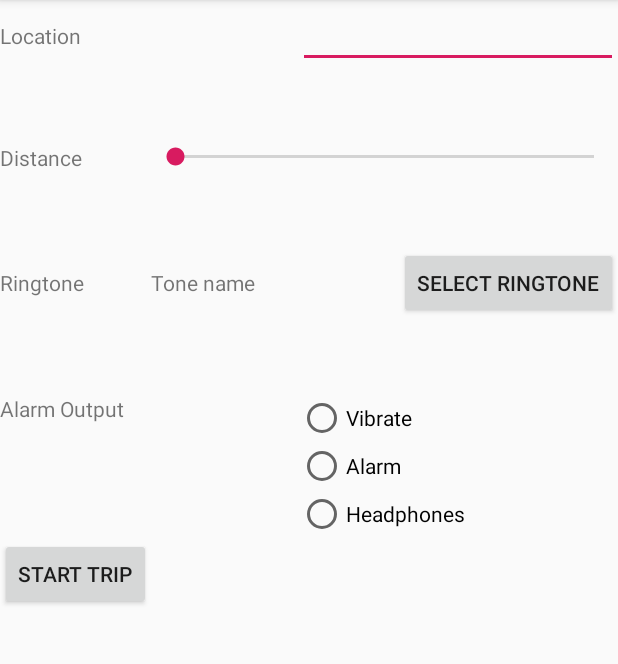
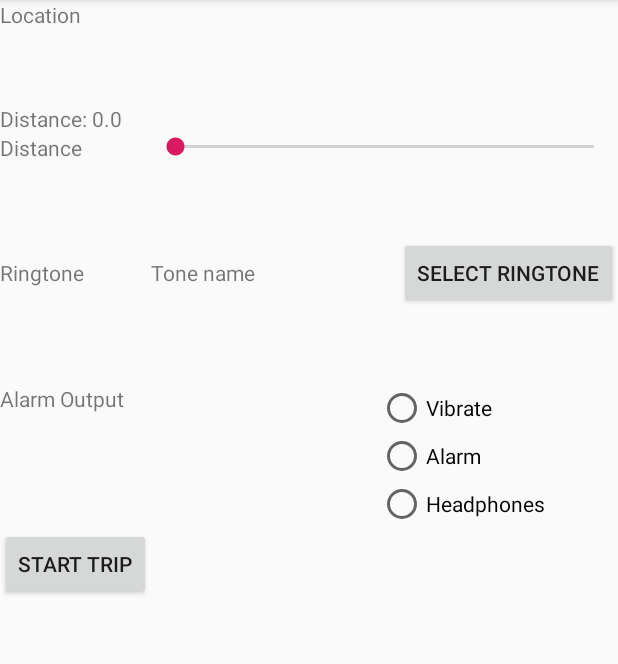
Before and after one commit to emeraldsuen/iat359-final-project, an Android app: the SetupActivity screen opened directly, with no data from a screen before it, on a phone screen of 412 x 824 dp, the part 84-748 px from its top. Run offline under Robolectric (Android 15) with nearby library versions, the phone set to English and light mode, and no system bars.

```diff
--- a/app/src/main/java/com/example/iat359_finalapp/HistoryActivity.java
+++ b/app/src/main/java/com/example/iat359_finalapp/HistoryActivity.java
@@ -1,14 +1,18 @@
 package com.example.iat359_finalapp;
 
 import androidx.appcompat.app.AppCompatActivity;
+import androidx.recyclerview.widget.RecyclerView;
 
 import android.os.Bundle;
 
 public class HistoryActivity extends AppCompatActivity {
 
+    RecyclerView historyRec;
+
     @Override
     protected void onCreate(Bundle savedInstanceState) {
         super.onCreate(savedInstanceState);
         setContentView(R.layout.activity_history);
+        historyRec = (RecyclerView) findViewById(R.id.history_recyclerView);
     }
 }
--- a/app/src/main/java/com/example/iat359_finalapp/SetupActivity.java
+++ b/app/src/main/java/com/example/iat359_finalapp/SetupActivity.java
@@ -2,13 +2,31 @@ package com.example.iat359_finalapp;
 
 import androidx.appcompat.app.AppCompatActivity;
 
+import android.content.Intent;
 import android.os.Bundle;
+import android.widget.EditText;
+import android.widget.TextView;
+
+import com.google.android.gms.location.places.Place;
 
 public class SetupActivity extends AppCompatActivity {
+
+    TextView destinationNameTextView, destinationNumTextView;
+    Place destination;
 
     @Override
     protected void onCreate(Bundle savedInstanceState) {
         super.onCreate(savedInstanceState);
         setContentView(R.layout.activity_setup);
+
+        Intent i = getIntent();
+
+        destinationNameTextView = (TextView)findViewById(R.id.locationText);
+        String dest_name = i.getStringExtra("DESTINATION_STRING");
+        destinationNameTextView.setText(dest_name);
+
+        destinationNumTextView = (TextView)findViewById(R.id.distance_TextView);
+        double dist_km = i.getDoubleExtra("DESTINATION_DISTANCE", 0.0);
+        destinationNumTextView.setText("Distance: " + dist_km);
     }
 }
--- a/app/src/main/res/layout/activity_history.xml
+++ b/app/src/main/res/layout/activity_history.xml
@@ -6,4 +6,8 @@
     android:layout_height="match_parent"
     tools:context=".HistoryActivity">
 
+    <androidx.recyclerview.widget.RecyclerView
+        android:id="@+id/history_recyclerView"
+        android:layout_width="match_parent"
+        android:layout_height="match_parent" />
 </androidx.constraintlayout.widget.ConstraintLayout>
--- a/app/src/main/res/layout/activity_setup.xml
+++ b/app/src/main/res/layout/activity_setup.xml
@@ -27,12 +27,25 @@
                     android:layout_weight="1"
                     android:text="Location" />
 
-                <EditText
-                    android:id="@+id/locationEdit"
+                <TextView
+                    android:id="@+id/locationText"
                     android:layout_width="wrap_content"
                     android:layout_height="wrap_content"
                     android:ems="10"
                     android:inputType="textPersonName" />
+
+            </TableRow>
+
+            <TableRow
+                android:layout_width="match_parent"
+                android:layout_height="match_parent">
+
+                <TextView
+                    android:id="@+id/distance_TextView"
+                    android:layout_width="wrap_content"
+                    android:layout_height="wrap_content"
+                    android:layout_weight="1"
+                    android:text="TextView" />
 
             </TableRow>
 
@@ -128,4 +141,5 @@
         </TableLayout>
 
     </LinearLayout>
+
 </androidx.constraintlayout.widget.ConstraintLayout>
```
Also changed, not shown: app/src/main/java/com/example/iat359_finalapp/Constants.java (added, +13 -0 lines), app/src/main/java/com/example/iat359_finalapp/MapsActivity.java (+108 -27 lines), app/src/main/java/com/example/iat359_finalapp/MyDatabase.java (added, +77 -0 lines), app/src/main/java/com/example/iat359_finalapp/MyHelper.java (added, +59 -0 lines).
